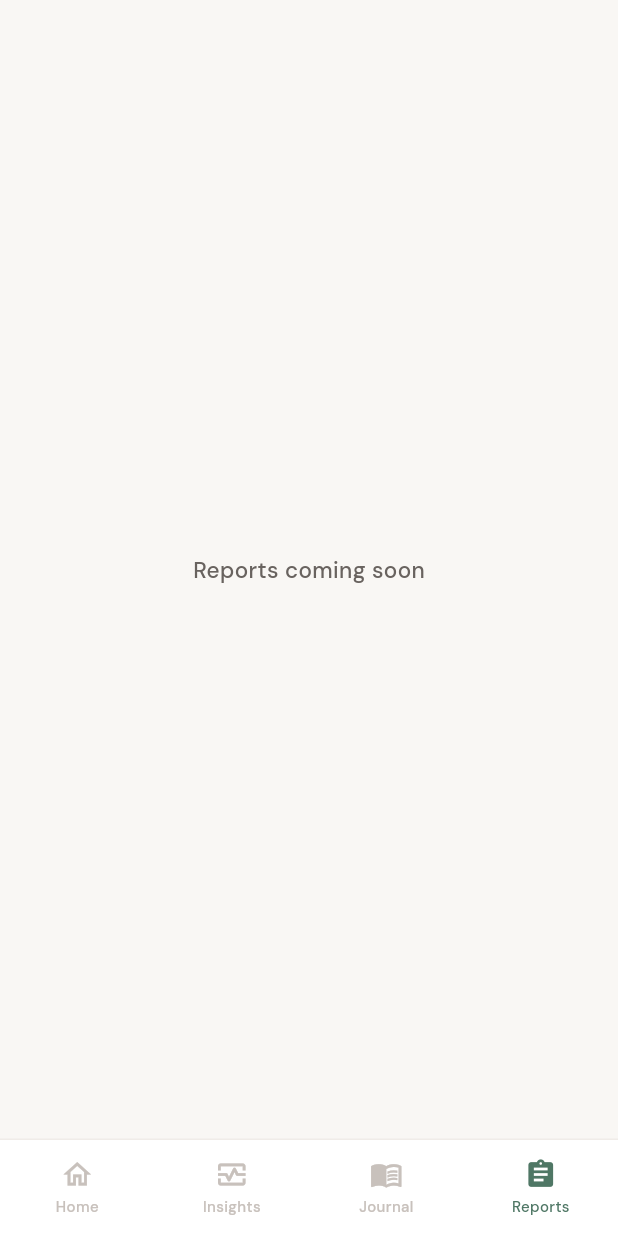
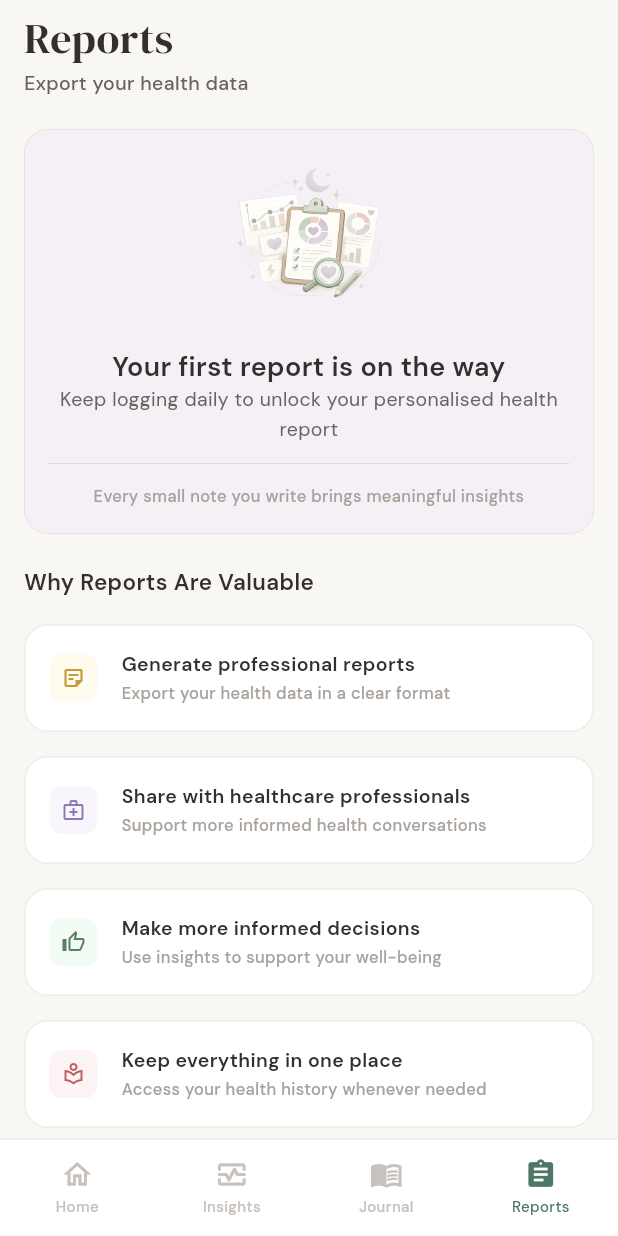
Before and after one commit to ritu-app/ritu, a Flutter app: the HomeScreen screen opened directly with empty values, item 4 of the bottom bar chosen, on a phone screen of 412 x 824 dp. Run offline on Flutter 3.47's test engine with Material 3 defaults, Android fonts, the phone set to English and light mode, and no system bars; our stand-ins replace google_fonts.

Commit message:
Impelment the reports tab

```diff
--- a/lib/features/home/home_screen.dart
+++ b/lib/features/home/home_screen.dart
@@ -4,6 +4,7 @@ import 'package:google_fonts/google_fonts.dart';
 import '../../theme/ritu_colors.dart';
 import '../insights/insights_screen.dart';
 import '../journal/journal_screen.dart';
+import '../reports/reports_screen.dart';
 import '../settings/settings_screen.dart';
 import '../setup/widgets/ritu_calendar.dart';
 
@@ -92,6 +93,7 @@ class _HomeScreenState extends State<HomeScreen> {
                     onLogToday: () => setState(() => _tabIndex = 0),
                   ),
                 2 => const JournalScreen(),
+                3 => const ReportsScreen(),
                 _ => _PlaceholderTab(label: _tabLabel(_tabIndex)),
               },
             ),
--- /dev/null
+++ b/lib/features/reports/reports_screen.dart
@@ -0,0 +1,233 @@
+import 'package:flutter/material.dart';
+import 'package:google_fonts/google_fonts.dart';
+
+import '../../theme/ritu_colors.dart';
+
+/// New-user empty state for the Reports tab.
+class ReportsScreen extends StatelessWidget {
+  const ReportsScreen({super.key});
+
+  static const _heroBackground = Color(0xFFF5EFF6);
+  static const _heroBorder = Color(0xFFE2DDD8);
+
+  static const _valueItems = [
+    (
+      Icons.sticky_note_2_outlined,
+      RituColors.fillAttentionSecondary,
+      RituColors.iconAttention,
+      'Generate professional reports',
+      'Export your health data in a clear format',
+    ),
+    (
+      Icons.medical_services_outlined,
+      RituColors.fillInfoSecondary,
+      RituColors.iconInfo,
+      'Share with healthcare professionals',
+      'Support more informed health conversations',
+    ),
+    (
+      Icons.thumb_up_outlined,
+      RituColors.fillPositiveSecondary,
+      RituColors.textPositive,
+      'Make more informed decisions',
+      'Use insights to support your well-being',
+    ),
+    (
+      Icons.local_library_outlined,
+      RituColors.fillCriticalSecondary,
+      RituColors.iconCritical,
+      'Keep everything in one place',
+      'Access your health history whenever needed',
+    ),
+  ];
+
+  @override
+  Widget build(BuildContext context) {
+    return ListView(
+      padding: const EdgeInsets.fromLTRB(16, 8, 16, 24),
+      children: [
+        Text(
+          'Reports',
+          style: GoogleFonts.dmSerifDisplay(
+            fontSize: 28,
+            fontWeight: FontWeight.w400,
+            height: 34 / 28,
+            color: RituColors.textPrimary,
+          ),
+        ),
+        const SizedBox(height: 4),
+        Text(
+          'Export your health data',
+          style: GoogleFonts.dmSans(
+            fontSize: 13,
+            fontWeight: FontWeight.w500,
+            height: 20 / 13,
+            color: RituColors.textSecondary,
+          ),
+        ),
+        const SizedBox(height: 20),
+        const _HeroCard(),
+        const SizedBox(height: 20),
+        Text(
+          'Why Reports Are Valuable',
+          style: GoogleFonts.dmSans(
+            fontSize: 15,
+            fontWeight: FontWeight.w600,
+            height: 24 / 15,
+            color: RituColors.textPrimary,
+          ),
+        ),
+        const SizedBox(height: 16),
+        for (var i = 0; i < _valueItems.length; i++) ...[
+          if (i > 0) const SizedBox(height: 16),
+          _ValueRow(
+            icon: _valueItems[i].$1,
+            iconBackground: _valueItems[i].$2,
+            iconColor: _valueItems[i].$3,
+            title: _valueItems[i].$4,
+            subtitle: _valueItems[i].$5,
+          ),
+        ],
+      ],
+    );
+  }
+}
+
+class _HeroCard extends StatelessWidget {
+  const _HeroCard();
+
+  @override
+  Widget build(BuildContext context) {
+    return Container(
+      width: double.infinity,
+      padding: const EdgeInsets.all(16),
+      decoration: BoxDecoration(
+        color: ReportsScreen._heroBackground,
+        borderRadius: BorderRadius.circular(16),
+        border: Border.all(
+          color: ReportsScreen._heroBorder,
+          width: 0.5,
+        ),
+      ),
+      child: Column(
+        children: [
+          SizedBox(
+            width: 116,
+            height: 118,
+            child: Image.asset(
+              'assets/images/reports_health.png',
+              fit: BoxFit.contain,
+            ),
+          ),
+          const SizedBox(height: 12),
+          Text(
+            'Your first report is on the way',
+            textAlign: TextAlign.center,
+            style: GoogleFonts.dmSans(
+              fontSize: 18,
+              fontWeight: FontWeight.w600,
+              height: 24 / 18,
+              color: RituColors.textPrimary,
+            ),
+          ),
+          Text(
+            'Keep logging daily to unlock your personalised health report',
+            textAlign: TextAlign.center,
+            style: GoogleFonts.dmSans(
+              fontSize: 13,
+              fontWeight: FontWeight.w400,
+              height: 20 / 13,
+              color: RituColors.textSecondary,
+            ),
+          ),
+          const SizedBox(height: 12),
+          const Divider(
+            height: 1,
+            thickness: 0.5,
+            color: RituColors.divider,
+          ),
+          const SizedBox(height: 12),
+          Text(
+            'Every small note you write brings meaningful insights',
+            textAlign: TextAlign.center,
+            style: GoogleFonts.dmSans(
+              fontSize: 11,
+              fontWeight: FontWeight.w500,
+              height: 18 / 11,
+              color: RituColors.textTertiary,
+            ),
+          ),
+        ],
+      ),
+    );
+  }
+}
+
+class _ValueRow extends StatelessWidget {
+  const _ValueRow({
+    required this.icon,
+    required this.iconBackground,
+    required this.iconColor,
+    required this.title,
+    required this.subtitle,
+  });
+
+  final IconData icon;
+  final Color iconBackground;
+  final Color iconColor;
+  final String title;
+  final String subtitle;
+
+  @override
+  Widget build(BuildContext context) {
+    return Container(
+      width: double.infinity,
+      padding: const EdgeInsets.all(16),
+      decoration: BoxDecoration(
+        color: RituColors.fillElevated,
+        borderRadius: BorderRadius.circular(16),
+        border: Border.all(color: RituColors.borderSubtle),
+      ),
+      child: Row(
+        children: [
+          Container(
+            width: 32,
+            height: 32,
+            alignment: Alignment.center,
+            decoration: BoxDecoration(
+              color: iconBackground,
+              borderRadius: BorderRadius.circular(8),
+            ),
+            child: Icon(icon, size: 16, color: iconColor),
+          ),
+          const SizedBox(width: 16),
+          Expanded(
+            child: Column(
+              crossAxisAlignment: CrossAxisAlignment.start,
+              children: [
+                Text(
+                  title,
+                  style: GoogleFonts.dmSans(
+                    fontSize: 13,
+                    fontWeight: FontWeight.w600,
+                    height: 20 / 13,
+                    color: RituColors.textPrimary,
+                  ),
+                ),
+                Text(
+                  subtitle,
+                  style: GoogleFonts.dmSans(
+                    fontSize: 11,
+                    fontWeight: FontWeight.w500,
+                    height: 18 / 11,
+                    color: RituColors.textTertiary,
+                  ),
+                ),
+              ],
+            ),
+          ),
+        ],
+      ),
+    );
+  }
+}
--- a/pubspec.yaml
+++ b/pubspec.yaml
@@ -59,6 +59,7 @@ flutter:
     - assets/images/ritu_logo.png
     - assets/images/insights_journey.png
     - assets/images/journal_reflection.png
+    - assets/images/reports_health.png
 
   # An image asset can refer to one or more resolution-specific "variants", see
   # https://flutter.dev/to/resolution-aware-images
```
Also changed, not shown: assets/images/reports_health.png (added), 1 other file.
